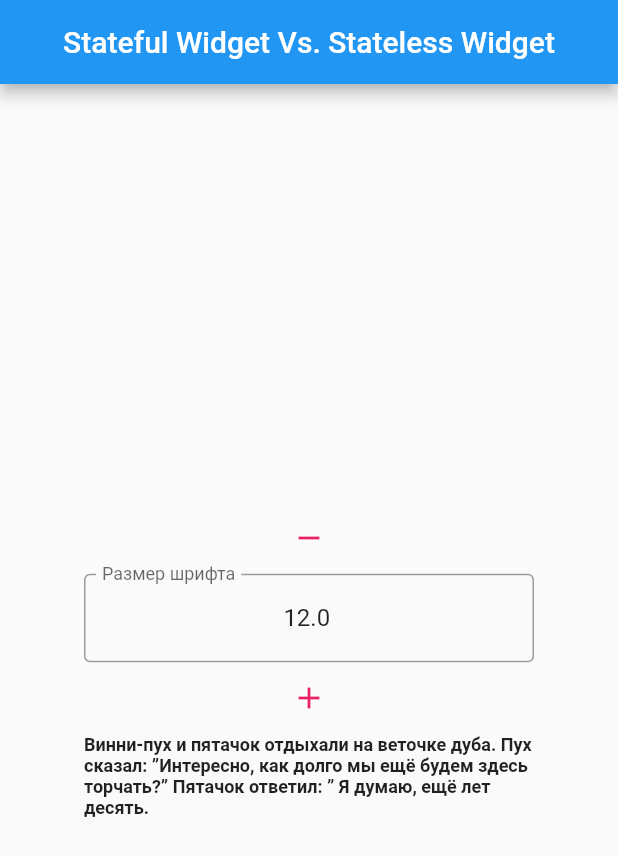
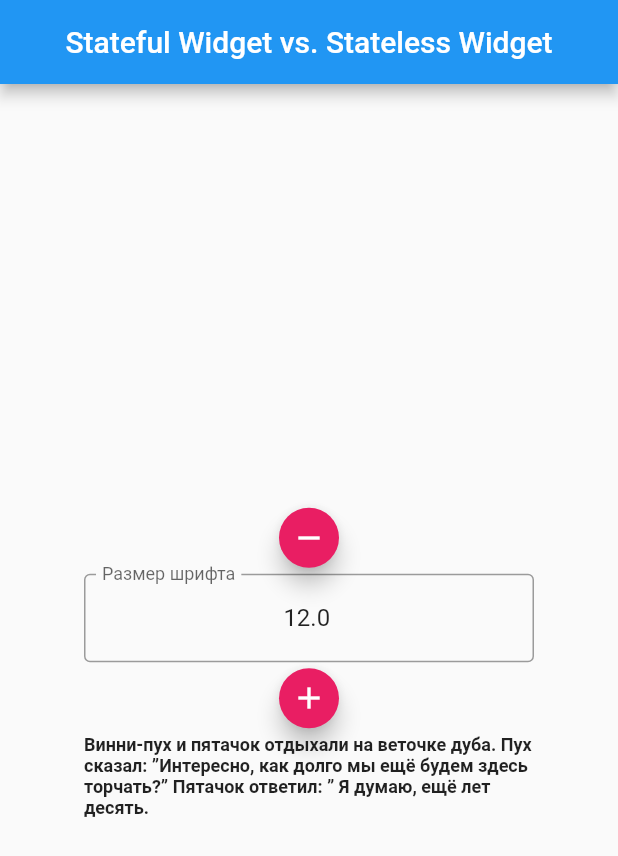
Before and after one commit to VeronikaLo/Mobile, a Flutter app: the screen it shows after launch, on a phone screen of 412 x 824 dp. Shown: the top 856 px of the screen. Run offline on Flutter 3.47's test engine with Material 2 defaults, Android fonts, the phone set to English and light mode, and no system bars.

Commit message:
added FloatingActionButtons

```diff
--- a/week4/lib/main.dart
+++ b/week4/lib/main.dart
@@ -48,7 +48,7 @@ void decrement(){
     return SafeArea(
       child: Scaffold(
         appBar: AppBar(
-          title: const Text("Stateful Widget Vs. Stateless Widget"),
+          title: const Text("Stateful Widget vs. Stateless Widget"),
           centerTitle: true,
         ),
         body: Center(
@@ -57,14 +57,15 @@ void decrement(){
             child: Column(
               mainAxisAlignment: MainAxisAlignment.center,
               children: <Widget>[
-                IconButton(
+                FloatingActionButton.small(
+                  backgroundColor: Colors.pink,
                   onPressed: () {
                   decrement();
                   },
 
-                  icon: const Icon(
+                  child: const Icon(
                     Icons.remove,
-                    color: Colors.pink,
+                    color: Colors.white,
                     ),
                 ),
                 TextField(
@@ -82,14 +83,15 @@ void decrement(){
                     });
                   },
                 ),
-                IconButton(
+                FloatingActionButton.small(
+                  backgroundColor: Colors.pink,
                   onPressed: () {
                     increment();
                   },
 
-                  icon: const Icon(
+                  child: const Icon(
                     Icons.add,
-                    color: Colors.pink,
+                    color: Colors.white,
                     ),
                 ),
                 Text("Винни-пух и пятачок отдыхали на веточке дуба. Пух сказал: ”Интересно, как долго мы ещё будем здесь торчать?” Пятачок ответил: ” Я думаю, ещё лет десять.",
```
